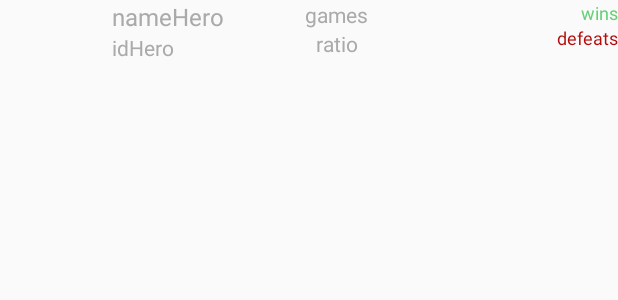
After one commit to MattPilau/DotaStats, an Android app: the layout list_most_played_heroes.xml on its own in the app's theme, with its tools: preview values and no code run, on a phone screen of 412 x 824 dp. The commit adds this screen. Shown: the top 300 px of the screen. Run offline under Robolectric (Android 15) with nearby library versions, the phone set to English and light mode, and no system bars.

Commit message:
fragment last heroes + preferences screen

```diff
--- a/app/src/main/java/com/app/dotastats/dotastats/Interfaces/PlayerProfileInterface.java
+++ b/app/src/main/java/com/app/dotastats/dotastats/Interfaces/PlayerProfileInterface.java
@@ -1,8 +1,11 @@
 package com.app.dotastats.dotastats.Interfaces;
 
+import android.app.Activity;
+import android.app.FragmentManager;
 import android.view.View;
 
 import com.app.dotastats.dotastats.Matches;
+import com.app.dotastats.dotastats.MostPlayedHeroes;
 import com.app.dotastats.dotastats.Player;
 
 import java.util.ArrayList;
@@ -15,4 +18,6 @@ public interface PlayerProfileInterface {
     void setPlayer(Player p);
     void setViews(ArrayList<View> views);
     void setMatches(Matches m);
+    void setMostPlayerHeroes(MostPlayedHeroes h);
+    void setFragmentManager(FragmentManager fm);
 }
--- a/app/src/main/java/com/app/dotastats/dotastats/utils/UtilsPreferences.java
+++ b/app/src/main/java/com/app/dotastats/dotastats/utils/UtilsPreferences.java
@@ -20,6 +20,8 @@ public class UtilsPreferences {
         int nb = sharedPref.getInt("nbFavoritePlayers",0);
         editor.putString("FavoritePlayer"+Integer.toString(nb+1)+"Name", player.getName());
         editor.putString("FavoritePlayer"+Integer.toString(nb+1)+"id", player.getId());
+        editor.putString("FavoritePlayer"+Integer.toString(nb+1)+"lastPlayed", player.getLastPlayed());
+        editor.putString("FavoritePlayer"+Integer.toString(nb+1)+"idLastGame", player.getIdLastGame());
         editor.putInt("nbFavoritePlayers",nb+1);
 
         editor.apply();
@@ -35,6 +37,8 @@ public class UtilsPreferences {
                 if(player.getId().equals(players.get(i).getId())){
                     editor.putString("FavoritePlayer"+Integer.toString(i+1)+"Name", null);
                     editor.putString("FavoritePlayer"+Integer.toString(i+1)+"id", null);
+                    editor.putString("FavoritePlayer"+Integer.toString(i+1)+"lastPlayed", null);
+                    editor.putString("FavoritePlayer"+Integer.toString(i+1)+"idLastGame", null);
                     editor.putInt("nbFavoritePlayers",players.size()-1);
 
                     editor.apply();
@@ -54,6 +58,8 @@ public class UtilsPreferences {
             Player p = new Player();
             p.setName(sharedPref.getString("FavoritePlayer"+Integer.toString(i)+"Name",""));
             p.setId(sharedPref.getString("FavoritePlayer"+Integer.toString(i)+"id",""));
+            p.setIdLastGame(sharedPref.getString("FavoritePlayer"+Integer.toString(i)+"idLastGame",""));
+            p.setLastPlayed(sharedPref.getString("FavoritePlayer"+Integer.toString(i)+"lastPlayed",""));
             players.add(p);
         }
         return players;
--- a/app/src/main/res/layout/activity_player_profile.xml
+++ b/app/src/main/res/layout/activity_player_profile.xml
@@ -221,7 +221,8 @@
     <LinearLayout
         android:id="@+id/fragment_container"
         android:layout_width="match_parent"
-        android:layout_height="200dp"
+        android:layout_height="match_parent"
+        android:layout_marginTop="300dp"
         android:layout_marginBottom="8dp"
         android:layout_marginEnd="8dp"
         android:layout_marginStart="8dp"
--- /dev/null
+++ b/app/src/main/res/layout/list_most_played_heroes.xml
@@ -0,0 +1,90 @@
+<?xml version="1.0" encoding="utf-8"?>
+<LinearLayout xmlns:android="http://schemas.android.com/apk/res/android"
+    android:layout_width="match_parent"
+    android:layout_height="match_parent"
+    android:orientation="horizontal">
+
+    <LinearLayout
+        android:layout_width="wrap_content"
+        android:layout_height="wrap_content"
+        android:orientation="horizontal">
+
+        <ImageView
+            android:id="@+id/iconHero"
+            android:layout_width="64dp"
+            android:layout_height="36dp"
+            android:layout_marginRight="5dp"
+            android:layout_marginLeft="5dp"
+            android:layout_marginTop="2dp"/>
+
+        <LinearLayout
+            android:layout_width="100dp"
+            android:layout_height="wrap_content"
+            android:orientation="vertical">
+
+            <TextView
+                android:id="@+id/nameHero"
+                android:layout_width="wrap_content"
+                android:layout_height="wrap_content"
+                android:layout_weight="1"
+                android:textSize="16sp"
+                android:text="nameHero"
+                android:textColor="@android:color/darker_gray" />
+
+            <TextView
+                android:id="@+id/attribute"
+                android:layout_width="wrap_content"
+                android:layout_height="wrap_content"
+                android:layout_weight="1"
+                android:text="idHero"
+                android:textColor="@android:color/darker_gray" />
+        </LinearLayout>
+    </LinearLayout>
+
+    <LinearLayout
+        android:layout_width="100dp"
+        android:layout_height="wrap_content"
+        android:orientation="vertical"
+        android:gravity="center">
+
+        <TextView
+            android:id="@+id/games"
+            android:layout_width="wrap_content"
+            android:layout_height="wrap_content"
+            android:text="games"
+            android:textColor="@android:color/darker_gray"/>
+
+        <TextView
+            android:id="@+id/ratio"
+            android:layout_width="wrap_content"
+            android:layout_height="wrap_content"
+            android:text="ratio"
+            android:textColor="@android:color/darker_gray"/>
+    </LinearLayout>
+
+    <LinearLayout
+        android:layout_width="match_parent"
+        android:layout_height="wrap_content"
+        android:orientation="vertical"
+        android:gravity="right">
+
+        <TextView
+            android:id="@+id/wins"
+            android:layout_width="wrap_content"
+            android:layout_height="wrap_content"
+            android:layout_weight="1"
+            android:text="wins"
+            android:textSize="12sp"
+            android:textColor="#64d176" />
+
+        <TextView
+            android:id="@+id/defeats"
+            android:layout_width="wrap_content"
+            android:layout_height="wrap_content"
+            android:layout_weight="1"
+            android:text="defeats"
+            android:textSize="12sp"
+            android:textColor="#b20c0c"/>
+    </LinearLayout>
+
+</LinearLayout>
```
Also changed, not shown: app/src/main/java/com/app/dotastats/dotastats/LastHeroesFragment.java (+18 -4 lines), app/src/main/java/com/app/dotastats/dotastats/MainActivity.java (+8 -0 lines), app/src/main/java/com/app/dotastats/dotastats/MostPlayedHero.java (added, +81 -0 lines), app/src/main/java/com/app/dotastats/dotastats/MostPlayedHeroes.java (added, +69 -0 lines), app/src/main/java/com/app/dotastats/dotastats/MostPlayedHeroesAdapter.java (added, +79 -0 lines), app/src/main/java/com/app/dotastats/dotastats/MyPreferenceActivity.java (+44 -9 lines), app/src/main/java/com/app/dotastats/dotastats/Player.java (+9 -0 lines), app/src/main/java/com/app/dotastats/dotastats/PlayerProfileActivity.java (+43 -17 lines), app/src/main/java/com/app/dotastats/dotastats/PlayerProfileService.java (+92 -17 lines), app/src/main/res/layout/fragment_last_heroes.xml (+5 -9 lines), app/src/main/res/layout/preference_layout.xml (+33 -3 lines), app/src/main/res/layout/preference_players.xml (added, +15 -0 lines).
